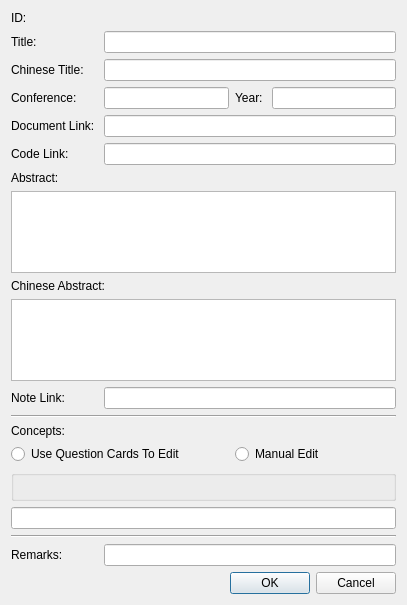
Qt form tableeditdialog.ui (MaxDumbledore/PaperMetadataManager) before a commit.
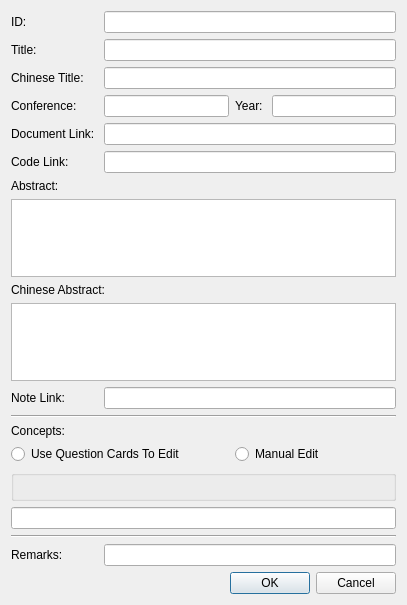
The same form after that commit.

What changed in the file:
```diff
--- a/tableeditdialog.ui
+++ b/tableeditdialog.ui
@@ -102,13 +102,6 @@
      </property>
     </widget>
    </item>
-   <item row="0" column="1" colspan="3">
-    <widget class="QLabel" name="labelId">
-     <property name="text">
-      <string/>
-     </property>
-    </widget>
-   </item>
    <item row="4" column="0">
     <widget class="QLabel" name="label_6">
      <property name="text">
@@ -204,6 +197,13 @@
      </property>
     </widget>
    </item>
+   <item row="0" column="1" colspan="3">
+    <widget class="QLineEdit" name="idLineEdit">
+     <property name="alignment">
+      <set>Qt::AlignCenter</set>
+     </property>
+    </widget>
+   </item>
   </layout>
  </widget>
  <resources/>
```
